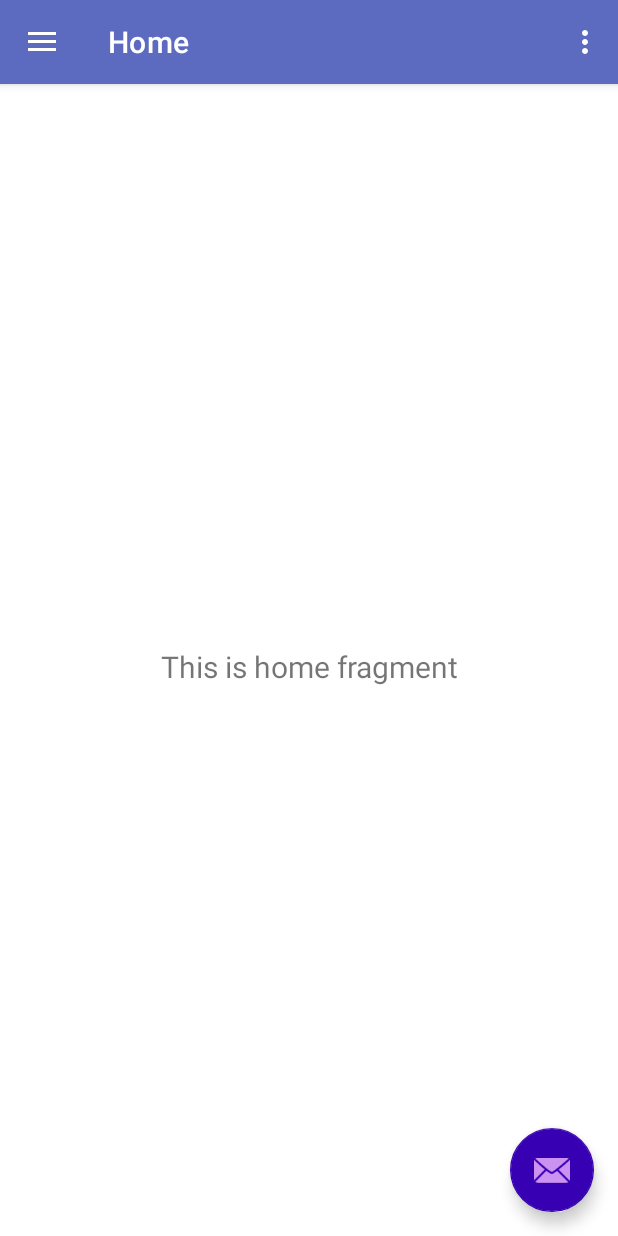
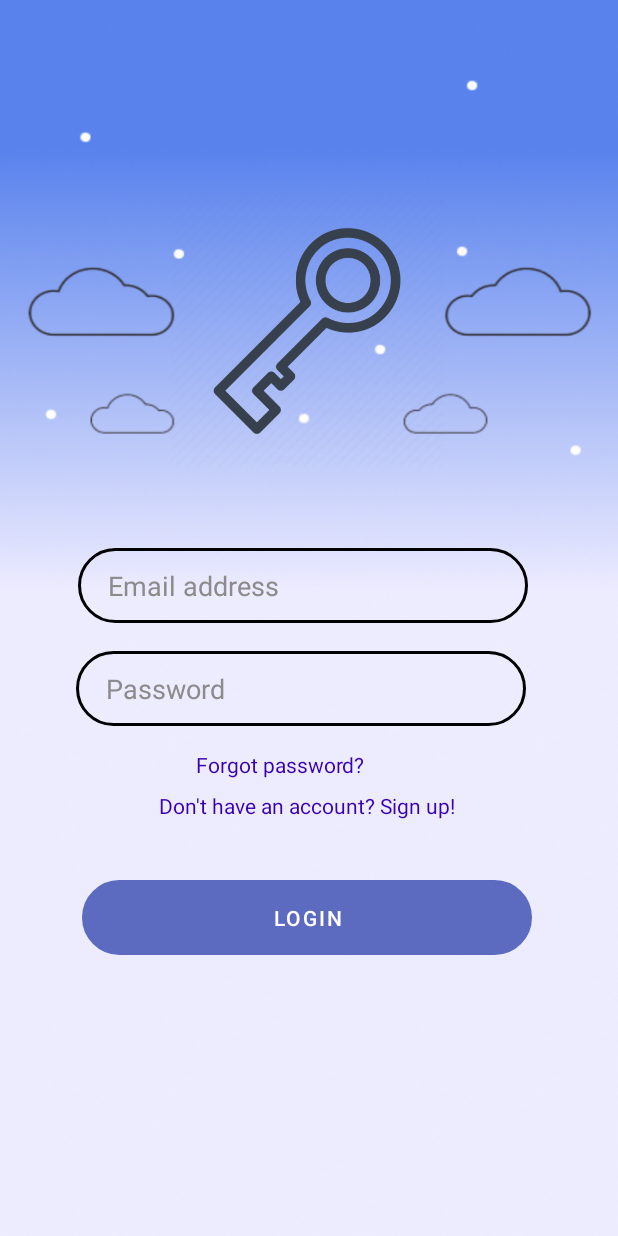
Before and after one commit to Axi20/Project_ShapeShifters, an Android app: the screen it shows after launch (MainActivity before the commit, LoginActivity after it), on a phone screen of 412 x 824 dp. Run offline under Robolectric (Android 15) with nearby library versions, the phone set to English and light mode, and no system bars.

Commit message:
Add login, signup, and forgot password
- Update build.gradle and AndroidManifest.xml to accommodate new features
- Implement ForgotPasswordActivity, LoginActivity, and SignUpActivity for user authentication
- Modify SplashActivity to redirect to the login page
- Add new drawable resources for UI
- Create layouts for authentication screens
- Update strings.xml with necessary string resources for the new activities

```diff
--- a/app/build.gradle
+++ b/app/build.gradle
@@ -25,6 +25,9 @@ android {
     compileOptions {
         sourceCompatibility JavaVersion.VERSION_1_8
         targetCompatibility JavaVersion.VERSION_1_8
+        buildFeatures {
+            viewBinding true
+        }
     }
     buildFeatures {
         viewBinding true
--- a/app/src/main/AndroidManifest.xml
+++ b/app/src/main/AndroidManifest.xml
@@ -27,6 +27,12 @@
                 <category android:name="android.intent.category.LAUNCHER" />
             </intent-filter>
         </activity>
+        <activity android:name=".LoginActivity"
+            android:theme="@style/Theme.ShapeShifters.NoActionBar" />
+        <activity android:name=".ForgotPasswordActivity"
+            android:theme="@style/Theme.ShapeShifters.NoActionBar" />
+        <activity android:name=".SignUpActivity"
+            android:theme="@style/Theme.ShapeShifters.NoActionBar" />
     </application>
 
 </manifest>
--- /dev/null
+++ b/app/src/main/java/com/grow/shapeshifters/ForgotPasswordActivity.java
@@ -0,0 +1,5 @@
+package com.grow.shapeshifters;
+
+public class ForgotPasswordActivity {
+    //TODO Implement forgot password activity and logic.
+}
--- /dev/null
+++ b/app/src/main/java/com/grow/shapeshifters/LoginActivity.java
@@ -0,0 +1,40 @@
+package com.grow.shapeshifters;
+
+import android.content.Intent;
+import android.os.Bundle;
+import android.widget.Button;
+import android.widget.EditText;
+import android.widget.TextView;
+
+import androidx.appcompat.app.AppCompatActivity;
+
+public class LoginActivity extends AppCompatActivity {
+
+    @Override
+    protected void onCreate(Bundle savedInstanceState) {
+        super.onCreate(savedInstanceState);
+        setContentView(R.layout.activity_login);
+
+        EditText emailEditText = findViewById(R.id.login_email);
+        EditText passwordEditText = findViewById(R.id.login_password);
+        Button loginButton = findViewById(R.id.login_btn);
+        TextView forgotPasswordTextView = findViewById(R.id.login_to_new_pass);
+        TextView signUpTextView = findViewById(R.id.login_to_signup);
+
+
+        loginButton.setOnClickListener(view -> {
+            //TODO Implement login logic here
+        });
+
+        // Handle forgot password click
+        forgotPasswordTextView.setOnClickListener(view -> {
+            //TODO Navigate users to the forgotPasswordActivity once it is done.
+        });
+
+        // Handle sign up click
+        signUpTextView.setOnClickListener(view -> {
+            Intent intent = new Intent(getApplicationContext(), SignUpActivity.class);
+            startActivity(intent);
+        });
+    }
+}
--- a/app/src/main/java/com/grow/shapeshifters/SplashActivity.java
+++ b/app/src/main/java/com/grow/shapeshifters/SplashActivity.java
@@ -16,7 +16,7 @@ public class SplashActivity extends AppCompatActivity {
             @Override
             public void run() {
                 // Start app main activity.
-                Intent i = new Intent(SplashActivity.this, MainActivity.class);
+                Intent i = new Intent(SplashActivity.this, LoginActivity.class);
                 startActivity(i);
 
                 // Close this activity.
--- /dev/null
+++ b/app/src/main/res/drawable/rounded_background.xml
@@ -0,0 +1,11 @@
+<?xml version="1.0" encoding="utf-8"?>
+<shape xmlns:android="http://schemas.android.com/apk/res/android">
+    <corners android:radius="30dp"/> <!-- Corner radius -->
+    <stroke
+        android:width="2dp"/>
+    <padding
+        android:left="10dp"
+        android:top="10dp"
+        android:right="10dp"
+        android:bottom="10dp" />
+</shape>
--- /dev/null
+++ b/app/src/main/res/layout/activity_login.xml
@@ -0,0 +1,113 @@
+<?xml version="1.0" encoding="utf-8"?>
+<androidx.constraintlayout.widget.ConstraintLayout xmlns:android="http://schemas.android.com/apk/res/android"
+    xmlns:app="http://schemas.android.com/apk/res-auto"
+    xmlns:tools="http://schemas.android.com/tools"
+    android:layout_width="match_parent"
+    android:layout_height="match_parent"
+    android:background="@drawable/plain_background"
+    android:gravity="center_horizontal"
+    android:orientation="vertical"
+    android:padding="16dp"
+    tools:context=".LoginActivity">
+
+    <View
+        android:id="@+id/login_view"
+        android:layout_width="391dp"
+        android:layout_height="704dp"
+        app:layout_constraintBottom_toBottomOf="parent"
+        app:layout_constraintEnd_toEndOf="parent"
+        app:layout_constraintStart_toStartOf="parent"
+        app:layout_constraintTop_toTopOf="parent"
+        app:layout_constraintVertical_bias="0.481" />
+
+    <ImageView
+        android:id="@+id/login_image"
+        android:layout_width="208dp"
+        android:layout_height="181dp"
+        android:layout_marginTop="72dp"
+        app:layout_constraintEnd_toEndOf="@+id/login_view"
+        app:layout_constraintHorizontal_bias="0.491"
+        app:layout_constraintStart_toStartOf="@+id/login_view"
+        app:layout_constraintTop_toTopOf="@+id/login_view"
+        app:srcCompat="@drawable/key" />
+
+    <EditText
+        android:id="@+id/login_email"
+        android:layout_width="300dp"
+        android:layout_height="50dp"
+        android:layout_marginTop="40dp"
+        android:background="@drawable/rounded_background"
+        android:ems="10"
+        android:hint="@string/email_hint"
+        android:inputType="textEmailAddress"
+        android:paddingStart="20dp"
+        android:textColor="@color/black"
+        android:textColorHint="#8C8A8A"
+        app:layout_constraintBottom_toTopOf="@+id/login_password"
+        app:layout_constraintEnd_toEndOf="@+id/login_view"
+        app:layout_constraintHorizontal_bias="0.45"
+        app:layout_constraintStart_toStartOf="@+id/login_view"
+        app:layout_constraintTop_toBottomOf="@+id/login_image"
+        app:layout_constraintVertical_bias="0.428"
+        tools:ignore="RtlSymmetry" />
+
+    <EditText
+        android:id="@+id/login_password"
+        android:layout_width="300dp"
+        android:layout_height="50dp"
+        android:layout_marginBottom="16dp"
+        android:background="@drawable/rounded_background"
+        android:ems="10"
+        android:hint="@string/password_hint"
+        android:inputType="textPassword"
+        android:paddingStart="20dp"
+        android:textColor="@color/black"
+        android:textColorHint="#8C8A8A"
+        app:layout_constraintBottom_toTopOf="@+id/login_to_new_pass"
+        app:layout_constraintEnd_toEndOf="@+id/login_view"
+        app:layout_constraintHorizontal_bias="0.439"
+        app:layout_constraintStart_toStartOf="@+id/login_view"
+        tools:ignore="RtlSymmetry" />
+
+    <Button
+        android:id="@+id/login_btn"
+        android:layout_width="300dp"
+        android:layout_height="50dp"
+        android:background="@drawable/rounded_background"
+        android:text="@string/login"
+        app:layout_constraintBottom_toBottomOf="@+id/login_view"
+        app:layout_constraintEnd_toEndOf="@+id/login_view"
+        app:layout_constraintHorizontal_bias="0.483"
+        app:layout_constraintStart_toStartOf="@+id/login_view"
+        app:layout_constraintTop_toBottomOf="@+id/login_to_signup"
+        app:layout_constraintVertical_bias="0.24" />
+
+    <TextView
+        android:id="@+id/login_to_signup"
+        android:layout_width="wrap_content"
+        android:layout_height="wrap_content"
+        android:layout_marginTop="216dp"
+        android:text="@string/new_user_sign_up"
+        android:textColor="@color/purple_700"
+        android:clickable="true"
+        android:focusable="true"
+        app:layout_constraintEnd_toEndOf="@+id/login_view"
+        app:layout_constraintHorizontal_bias="0.492"
+        app:layout_constraintStart_toStartOf="@+id/login_view"
+        app:layout_constraintTop_toBottomOf="@+id/login_image" />
+
+    <TextView
+        android:id="@+id/login_to_new_pass"
+        android:layout_width="wrap_content"
+        android:layout_height="wrap_content"
+        android:layout_marginBottom="8dp"
+        android:text="@string/forgot_password"
+        android:textColor="@color/purple_700"
+        android:clickable="true"
+        android:focusable="true"
+        app:layout_constraintBottom_toTopOf="@+id/login_to_signup"
+        app:layout_constraintEnd_toEndOf="@+id/login_view"
+        app:layout_constraintHorizontal_bias="0.42"
+        app:layout_constraintStart_toStartOf="parent" />
+    />
+</androidx.constraintlayout.widget.ConstraintLayout>
--- a/app/src/main/res/values/strings.xml
+++ b/app/src/main/res/values/strings.xml
@@ -11,4 +11,14 @@
     <string name="menu_gallery">Gallery</string>
     <string name="menu_slideshow">Slideshow</string>
     <string name="shapeshifters">ShapeShifters</string>
+    <string name="email_hint">Email address</string>
+    <string name="password_hint">Password</string>
+    <string name="login">Login</string>
+    <string name="signup">Sign up</string>
+    <string name="forgot_password">Forgot password?</string>
+    <string name="new_user_sign_up">Don\'t have an account? Sign up!</string>
+    <string name="first_name">Fist name</string>
+    <string name="last_name">Last name</string>
+    <string name="account_type">Register as a trainer</string>
+    <string name="user_login">Already have an account? Login!</string>
 </resources>
```
Also changed, not shown: app/src/main/java/com/grow/shapeshifters/SignUpActivity.java (added, +36 -0 lines), app/src/main/res/layout/activity_signup.xml (added, +146 -0 lines), app/src/main/res/drawable/key.png (added), app/src/main/res/drawable/plain_background.png (added).
